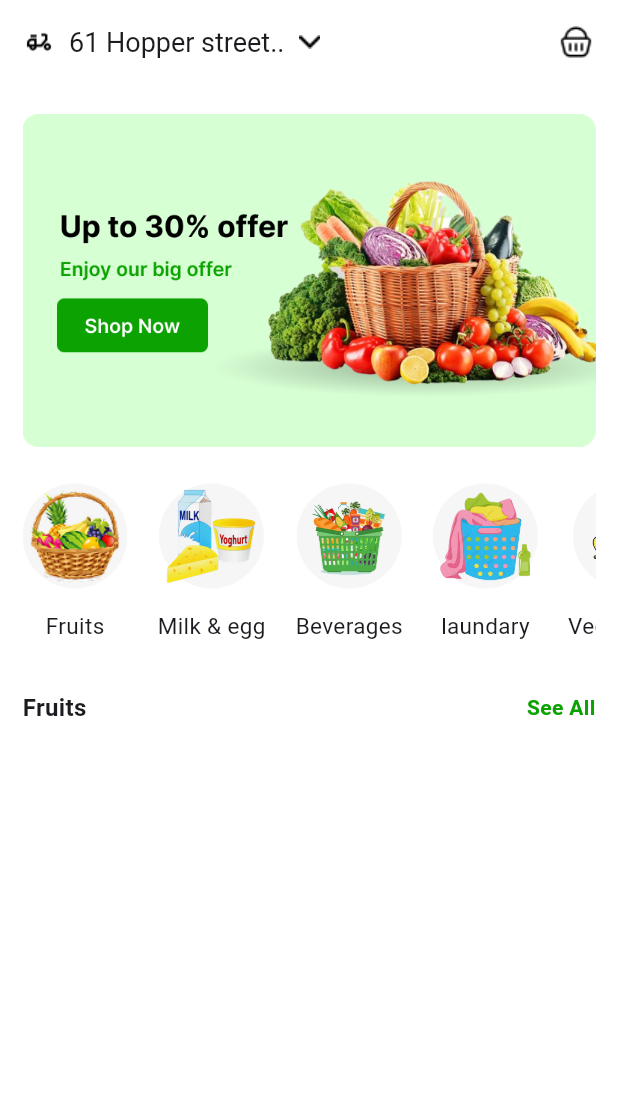
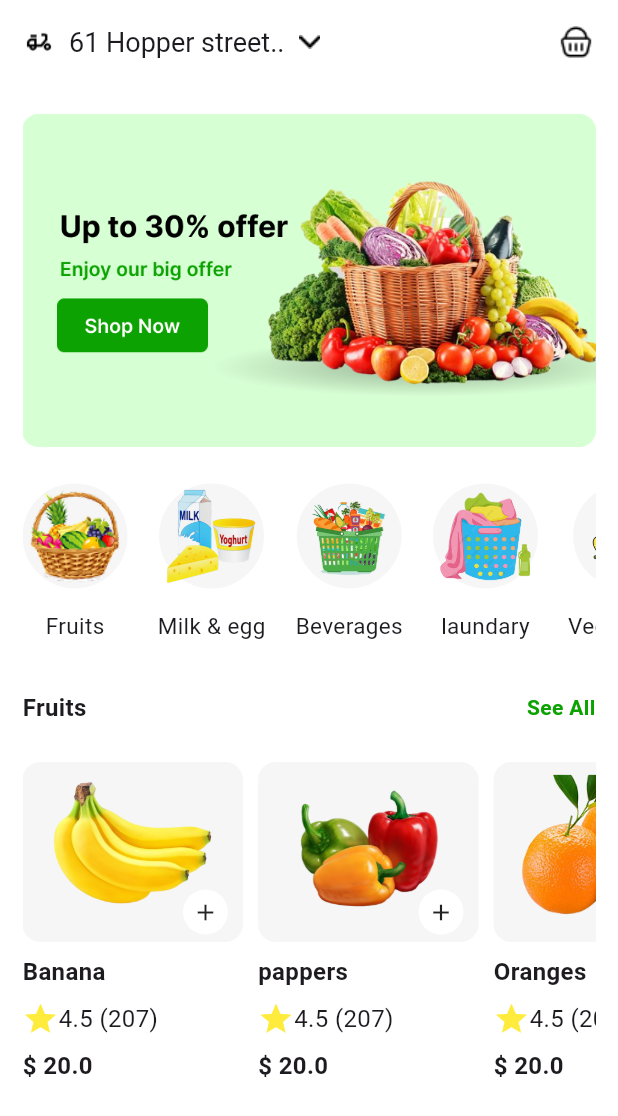
Before and after one commit to ALi-Maher-Mohamed/Fruits-App, a Flutter app: the screen it shows after launch, on a phone screen of 412 x 824 dp. Shown: the top 1116 px of the screen. Run offline on Flutter 3.47's test engine with Material 3 defaults, Android fonts, the phone set to English and light mode, and no system bars; drawn by our look-alikes of carousel_slider.

Commit message:
add ptoducts List View

```diff
--- /dev/null
+++ b/lib/models/item_model.dart
@@ -0,0 +1,15 @@
+class ItemModel {
+  final String name;
+  final String image;
+  final double price;
+  final double rating;
+  final int numberOfRatings;
+
+  ItemModel({
+    required this.name,
+    required this.image,
+    required this.price,
+    required this.rating,
+    required this.numberOfRatings,
+  });
+}
--- a/lib/views/home_view.dart
+++ b/lib/views/home_view.dart
@@ -1,6 +1,7 @@
 import 'package:carousel_slider/carousel_slider.dart';
 import 'package:flutter/material.dart';
 import 'package:fruits_app/models/category_model.dart';
+import 'package:fruits_app/models/item_model.dart';
 import 'package:fruits_app/utils/custom_colors.dart';
 
 class HomeView extends StatelessWidget {
@@ -34,6 +35,29 @@ class HomeView extends StatelessWidget {
       image: 'assets/images/category/vegetables.png',
     ),
   ];
+  final List<ItemModel> items = [
+    ItemModel(
+      numberOfRatings: 207,
+      name: 'Banana',
+      image: 'assets/images/fruits/banana.png',
+      rating: 4.5,
+      price: 20,
+    ),
+    ItemModel(
+      numberOfRatings: 207,
+      name: 'pappers',
+      image: 'assets/images/fruits/pappers.png',
+      rating: 4.5,
+      price: 20,
+    ),
+    ItemModel(
+      numberOfRatings: 207,
+      name: 'Oranges',
+      image: 'assets/images/fruits/oranges.png',
+      rating: 4.5,
+      price: 20,
+    ),
+  ];
   @override
   Widget build(BuildContext context) {
     return Scaffold(
@@ -48,7 +72,90 @@ class HomeView extends StatelessWidget {
             SizedBox(height: 17),
             categoryListView(),
             SizedBox(height: 25),
+            fruitsAndSeeAll(),
+            SizedBox(height: 25),
+            productsListView(),
+            SizedBox(height: 25),
+          ],
+        ),
+      ),
+    );
+  }
+
+  Expanded productsListView() {
+    return Expanded(
+      child: ListView.separated(
+        separatorBuilder: (context, index) => SizedBox(width: 10),
+        scrollDirection: Axis.horizontal,
+        itemCount: items.length,
+        itemBuilder: (context, index) {
+          return Column(
+            crossAxisAlignment: CrossAxisAlignment.start,
+            children: [
+              Container(
+                height: 120,
+                width: 147,
+                decoration: BoxDecoration(
+                  color: CustomColors.neutralColor,
+                  borderRadius: BorderRadius.circular(12),
+                ),
+                child: Stack(
+                  children: [
+                    Padding(
+                      padding: const EdgeInsets.symmetric(
+                        horizontal: 14.0,
+                        vertical: 7,
+                      ),
+                      child: Image.asset(items[index].image),
+                    ),
+                    Positioned(
+                      bottom: 5,
+                      right: 10,
+                      child: InkWell(
+                        onTap: () {},
+                        child: Container(
+                          height: 30,
+                          width: 30,
+                          decoration: BoxDecoration(
+                            shape: BoxShape.circle,
+                            color: Colors.white,
+                          ),
+                          child: Icon(Icons.add, size: 18),
+                        ),
+                      ),
+                    ),
+                  ],
+                ),
+              ),
+              SizedBox(height: 8),
+              Text(
+                items[index].name,
+                style: TextStyle(fontSize: 16, fontWeight: FontWeight.bold),
+              ),
+              SizedBox(height: 8),
               Row(
+                children: [
+                  Icon(Icons.star, color: Colors.yellow),
+                  Text(
+                    '${items[index].rating} (${items[index].numberOfRatings})',
+                    style: TextStyle(fontSize: 16),
+                  ),
+                ],
+              ),
+              SizedBox(height: 8),
+              Text(
+                "\$ ${items[index].price}",
+                style: TextStyle(fontSize: 16, fontWeight: FontWeight.bold),
+              ),
+            ],
+          );
+        },
+      ),
+    );
+  }
+
+  Row fruitsAndSeeAll() {
+    return Row(
       children: [
         Text(
           'Fruits',
@@ -64,10 +171,6 @@ class HomeView extends StatelessWidget {
           ),
         ),
       ],
-            ),
-          ],
-        ),
-      ),
     );
   }
 
```
Lines whose indentation alone changed are shown as unchanged.
